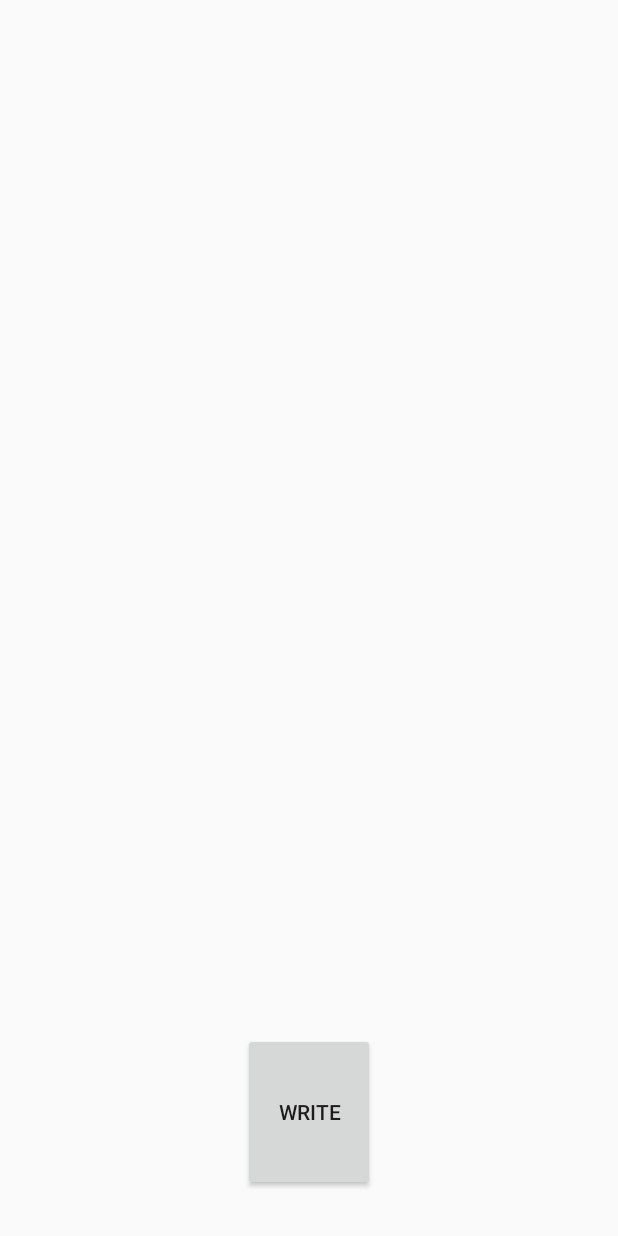
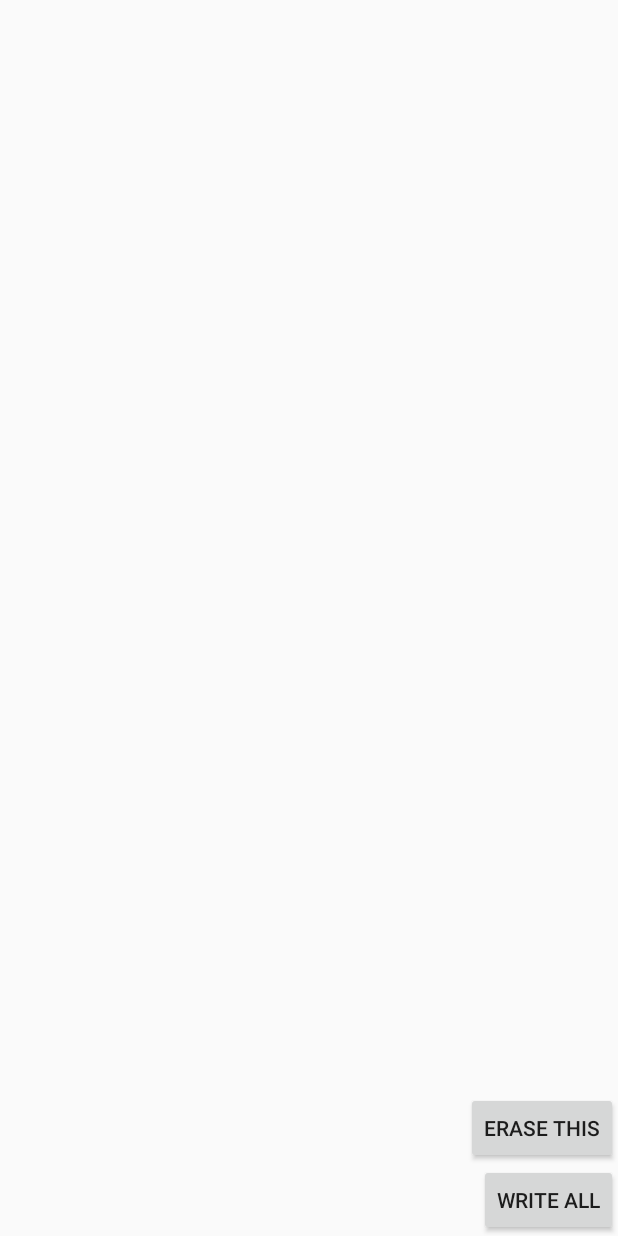
Before and after one commit to egnchen/NFCWifi, an Android app: the layout fragment_submit.xml on its own in the app's theme, with its tools: preview values and no code run, on a phone screen of 412 x 824 dp. Run offline under Robolectric (Android 15) with nearby library versions, the phone set to English and light mode, and no system bars.

Commit message:
12.12 development. Full version of MainActivity.

```diff
--- a/app/src/main/java/com/ek/nfcwifi/UrlFragment.java
+++ b/app/src/main/java/com/ek/nfcwifi/UrlFragment.java
@@ -62,7 +62,7 @@ public class UrlFragment extends WriteContentFragment {
                     if(!(u.startsWith("http://")||u.startsWith("https://")))
                         u="http://"+u;
                     URL url = new URL(u);
-                    Toast.makeText(dad,"prot="+url.getProtocol()+" host="+url.getHost(),Toast.LENGTH_SHORT).show();
+                    //Toast.makeText(dad,"prot="+url.getProtocol()+" host="+url.getHost(),Toast.LENGTH_SHORT).show();
                     submit(nfcAdmin.getRecord_url(u));
                 } catch (MalformedURLException e) {
                     Toast.makeText(dad.getApplicationContext(), "Invalid url string.", Toast.LENGTH_SHORT).show();
--- a/app/src/main/java/com/ek/nfcwifi/WifiFragment.java
+++ b/app/src/main/java/com/ek/nfcwifi/WifiFragment.java
@@ -14,10 +14,10 @@ import android.widget.RadioButton;
 import android.widget.Spinner;
 import android.widget.Toast;
 
-
 /**
  * Created by eyeKill on 15/10/16.
  */
+
 public class WifiFragment extends WriteContentFragment{
     Spinner spinner;
     EditText etPwd;
@@ -118,5 +118,4 @@ public class WifiFragment extends WriteContentFragment{
             }
         }
     }
-
 }
--- a/app/src/main/java/com/ek/nfcwifi/WriteContentFragment.java
+++ b/app/src/main/java/com/ek/nfcwifi/WriteContentFragment.java
@@ -29,6 +29,5 @@ public class WriteContentFragment extends Fragment{
 
     void submit(NfcAdmin.myNfcRecord record){
         submitFragment.addContent(record);
-        submitFragment.list.postInvalidate();
     }
 }
--- a/app/src/main/res/layout/fragment_submit.xml
+++ b/app/src/main/res/layout/fragment_submit.xml
@@ -1,24 +1,54 @@
 <?xml version="1.0" encoding="utf-8"?>
-<LinearLayout xmlns:android="http://schemas.android.com/apk/res/android"
-    android:orientation="vertical" android:layout_width="match_parent"
-    android:layout_height="match_parent" android:gravity="center">
+<RelativeLayout xmlns:android="http://schemas.android.com/apk/res/android"
+    android:layout_width="match_parent" android:layout_height="match_parent"
+    android:gravity="center">
 
-    <ListView
-        android:layout_weight="3"
-        android:layout_marginRight="50dp"
-        android:layout_marginLeft="50dp"
-        android:layout_marginTop="30dp"
-        android:minHeight="200dp"
-        android:id="@+id/submit_list"
-        android:layout_height="0dp"
-        android:layout_width="wrap_content"
-        style="@style/Base.TextAppearance.AppCompat.Display1" />
+    <StackView
+        android:layout_width="match_parent"
+        android:id="@+id/submit_stackList"
+        android:layout_alignParentTop="true"
+        android:layout_alignParentBottom="true"
+        android:layout_height="match_parent" />
 
     <Button
         android:layout_width="wrap_content"
-        android:layout_weight="0.5"
-        android:layout_margin="30dp"
-        android:text="write"
+        android:layout_height="wrap_content"
+        android:text="write all"
         android:id="@+id/submit_btnSubmit"
-        android:layout_height="0dp" />
-</LinearLayout>
+        android:layout_alignParentBottom="true"
+        android:layout_alignParentRight="true" />
+
+    <Button
+        android:layout_width="wrap_content"
+        android:layout_height="wrap_content"
+        android:text="erase this"
+        android:layout_alignParentRight="true"
+        android:id="@+id/submit_btnErase"
+        android:layout_above="@id/submit_btnSubmit"/>
+
+    <TextView
+        android:layout_width="wrap_content"
+        android:layout_height="wrap_content"
+        android:textAppearance="?android:attr/textAppearanceLarge"
+        android:id="@+id/submit_tvIndex"
+        android:layout_above="@+id/submit_btnErase"
+        android:layout_alignParentRight="true"
+        android:layout_alignParentEnd="true" />
+
+    <TextView
+        android:layout_width="wrap_content"
+        android:layout_height="wrap_content"
+        android:id="@+id/submit_tvContent"
+        android:layout_above="@id/submit_tvIndex"
+        android:layout_alignRight="@id/submit_tvIndex"
+        android:layout_alignEnd="@id/submit_tvIndex" />
+
+    <TextView
+        android:layout_width="wrap_content"
+        android:layout_height="wrap_content"
+        android:textAppearance="?android:attr/textAppearanceLarge"
+        android:id="@+id/submit_tvType"
+        android:layout_above="@id/submit_tvContent"
+        android:layout_alignRight="@id/submit_tvIndex"
+        android:layout_alignEnd="@id/submit_tvIndex" />
+</RelativeLayout>
```
Also changed, not shown: app/src/main/java/com/ek/nfcwifi/MainActivity.java (+16 -13 lines), app/src/main/java/com/ek/nfcwifi/NfcAdmin.java (+11 -1 lines), app/src/main/java/com/ek/nfcwifi/SubmitFragment.java (+53 -20 lines).
